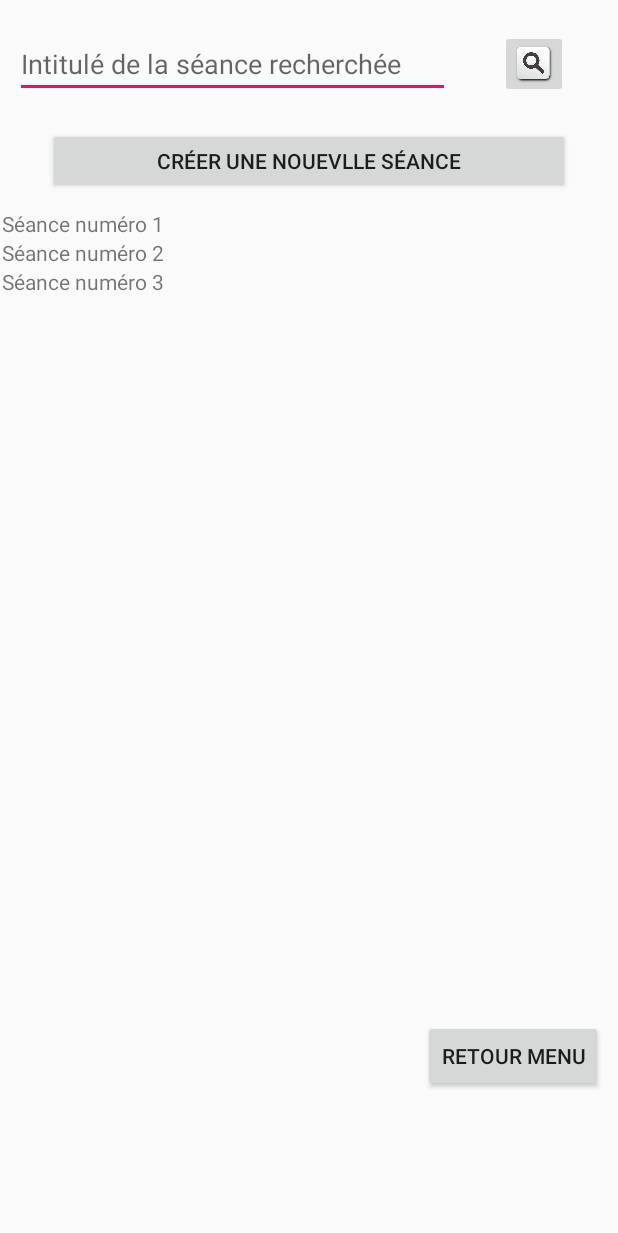
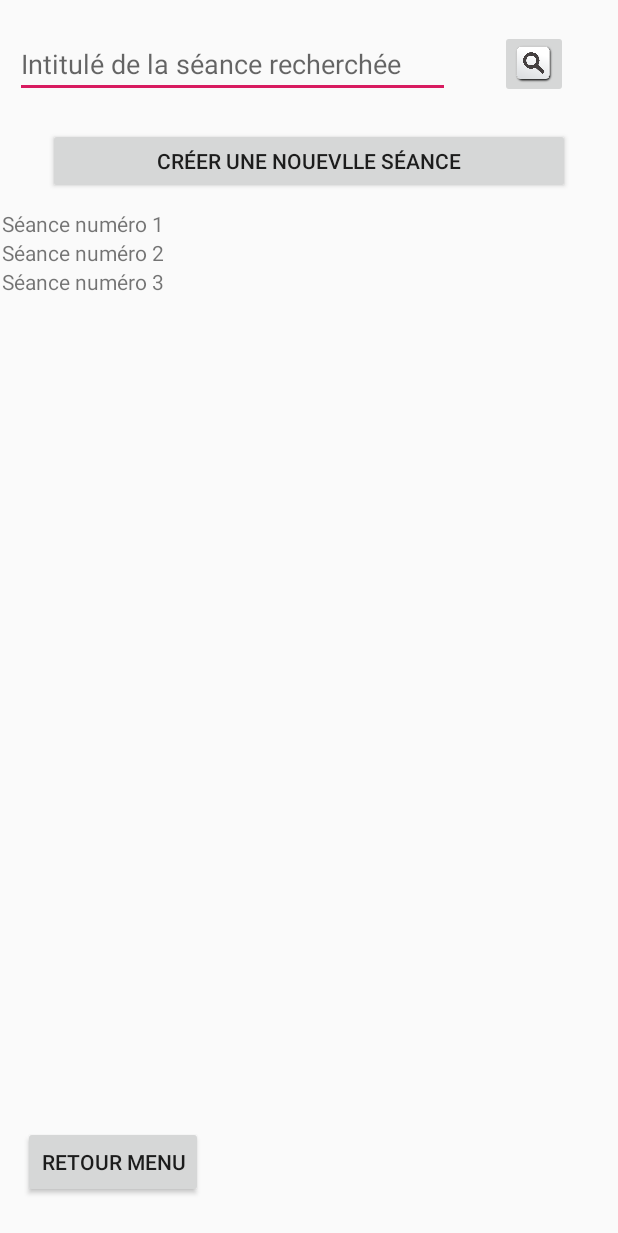
Before and after one commit to mcoucke/gomuscu, an Android app: the EditerSeance screen opened directly, with no data from a screen before it, on a phone screen of 412 x 824 dp. Shown: the top 1233 px of the screen. Run offline under Robolectric (Android 15) with nearby library versions, the phone set to English and light mode, and no system bars.

```diff
--- a/app/src/main/res/layout/editer_seance.xml
+++ b/app/src/main/res/layout/editer_seance.xml
@@ -81,11 +81,14 @@
         android:id="@+id/button3"
         android:layout_width="wrap_content"
         android:layout_height="wrap_content"
+        android:layout_marginStart="15dp"
         android:layout_marginTop="5dp"
-        android:layout_marginEnd="10dp"
+        android:layout_marginBottom="25dp"
         android:onClick="onClickRetourMenu"
         android:text="Retour menu"
-        app:layout_constraintEnd_toEndOf="parent"
-        app:layout_constraintTop_toBottomOf="@+id/scrollView2" />
+        app:layout_constraintBottom_toBottomOf="parent"
+        app:layout_constraintStart_toStartOf="parent"
+        app:layout_constraintTop_toBottomOf="@+id/scrollView2"
+        app:layout_constraintVertical_bias="1.0" />
 
 </androidx.constraintlayout.widget.ConstraintLayout>
```
Also changed, not shown: app/src/main/java/com/app/gomuscu/CreerSeance.java (+9 -0 lines), app/src/main/res/layout/creer_seance.xml (+33 -0 lines).
